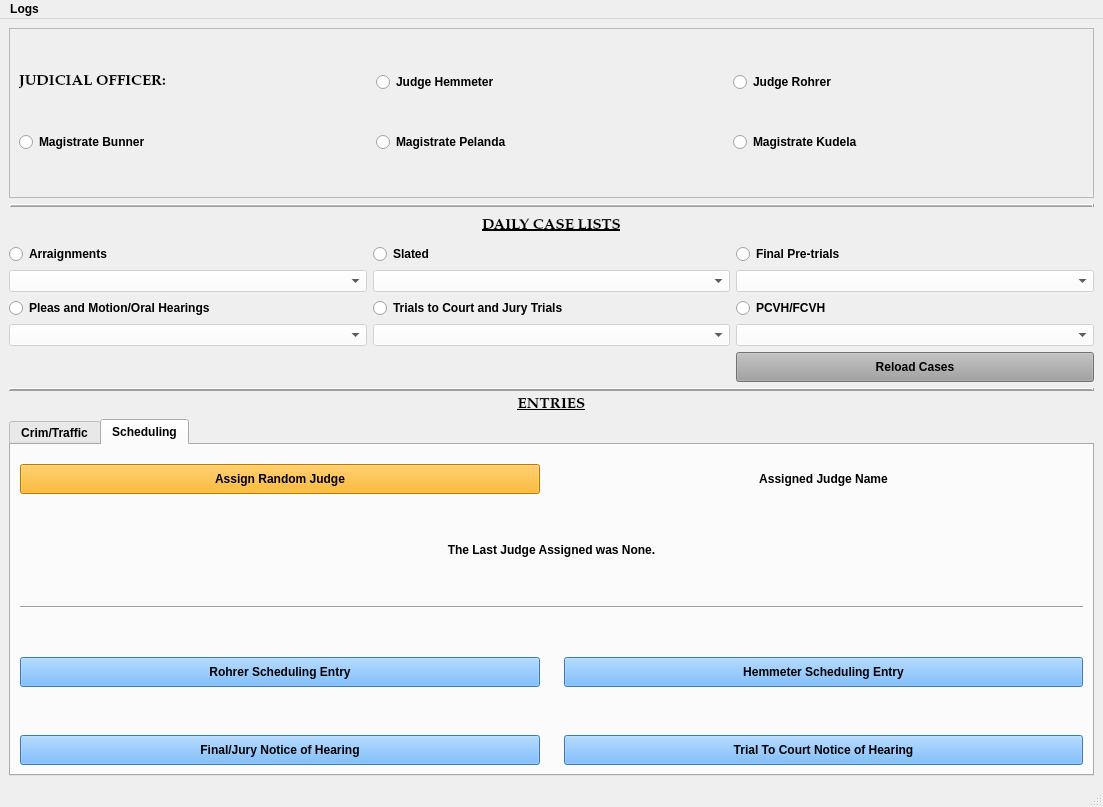
Above: package/views/ui/MainWindow.ui from HunterProgram22/MuniEntry before the change. Below: the same form after it.
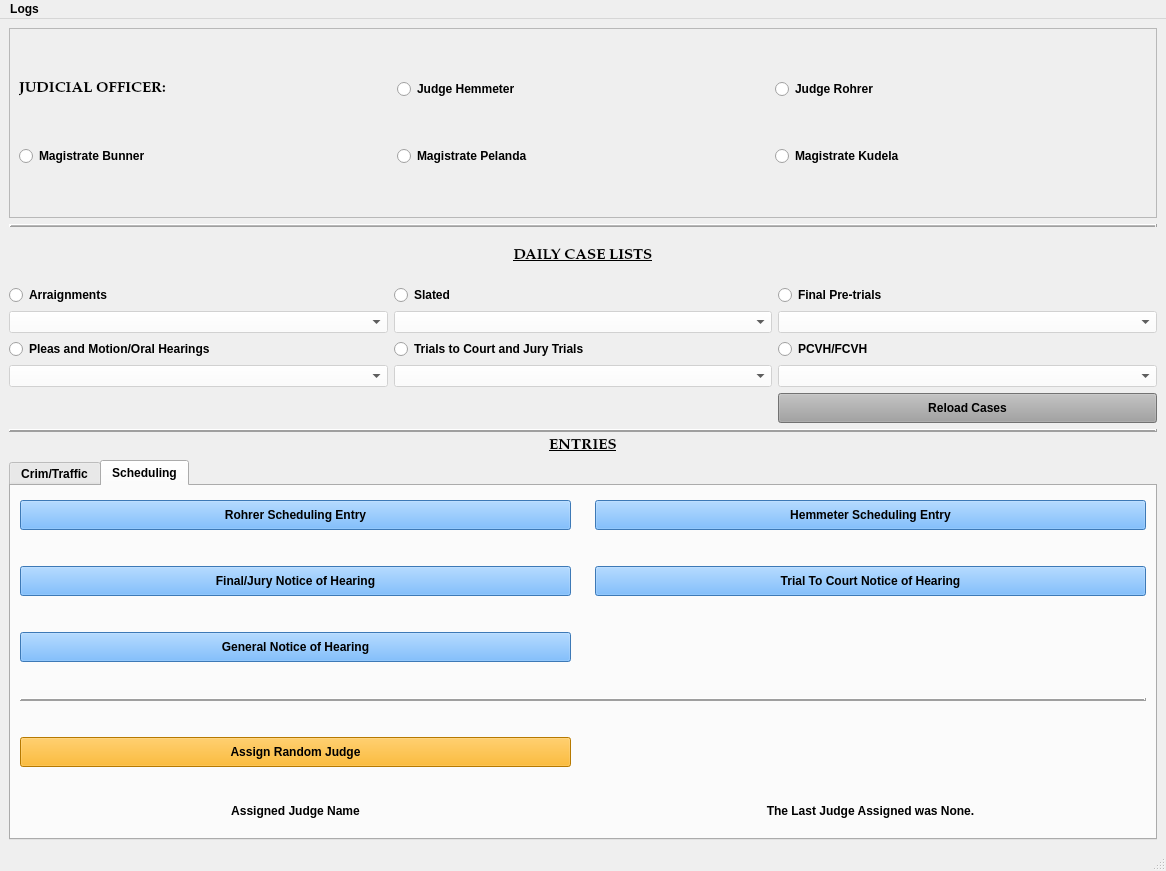
That is the form after the change. Custom widgets are drawn as their Qt base class.

Commit message: Final and General Notices opening.

```diff
--- a/package/views/ui/MainWindow.ui
+++ b/package/views/ui/MainWindow.ui
@@ -6,8 +6,8 @@
    <rect>
     <x>0</x>
     <y>0</y>
-    <width>1103</width>
-    <height>807</height>
+    <width>1166</width>
+    <height>871</height>
    </rect>
   </property>
   <property name="minimumSize">
@@ -706,53 +706,20 @@
          </attribute>
          <layout class="QGridLayout" name="gridLayout_7">
           <item row="0" column="0">
-           <layout class="QGridLayout" name="gridLayout_4" rowstretch="3,2,1,3,3">
-            <property name="sizeConstraint">
-             <enum>QLayout::SetDefaultConstraint</enum>
-            </property>
+           <layout class="QGridLayout" name="gridLayout_4" rowstretch="2,2,2,0,2,2">
             <property name="topMargin">
+             <number>5</number>
+            </property>
+            <property name="bottomMargin">
              <number>10</number>
             </property>
             <property name="horizontalSpacing">
              <number>24</number>
             </property>
             <property name="verticalSpacing">
-             <number>48</number>
+             <number>36</number>
             </property>
             <item row="0" column="0">
-             <widget class="QPushButton" name="random_judge_Button">
-              <property name="minimumSize">
-               <size>
-                <width>120</width>
-                <height>30</height>
-               </size>
-              </property>
-              <property name="styleSheet">
-               <string notr="true">background-color: rgb(255, 170, 0);</string>
-              </property>
-              <property name="text">
-               <string>Assign Random Judge</string>
-              </property>
-             </widget>
-            </item>
-            <item row="0" column="1">
-             <widget class="QLabel" name="assign_judge_label">
-              <property name="text">
-               <string>Assigned Judge Name</string>
-              </property>
-              <property name="alignment">
-               <set>Qt::AlignCenter</set>
-              </property>
-             </widget>
-            </item>
-            <item row="2" column="0" colspan="2">
-             <widget class="Line" name="line_3">
-              <property name="orientation">
-               <enum>Qt::Horizontal</enum>
-              </property>
-             </widget>
-            </item>
-            <item row="3" column="0">
              <widget class="QPushButton" name="rohrer_schedulingEntryButton">
               <property name="minimumSize">
                <size>
@@ -768,7 +735,7 @@
               </property>
              </widget>
             </item>
-            <item row="3" column="1">
+            <item row="0" column="1">
              <widget class="QPushButton" name="hemmeter_schedulingEntryButton">
               <property name="minimumSize">
                <size>
@@ -784,8 +751,8 @@
               </property>
              </widget>
             </item>
-            <item row="4" column="0">
-             <widget class="QPushButton" name="notice_of_hearingEntryButton">
+            <item row="1" column="0">
+             <widget class="QPushButton" name="final_jury_hearingEntryButton">
               <property name="minimumSize">
                <size>
                 <width>120</width>
@@ -800,7 +767,7 @@
               </property>
              </widget>
             </item>
-            <item row="4" column="1">
+            <item row="1" column="1">
              <widget class="QPushButton" name="trial_to_court_hearingEntryButton">
               <property name="minimumSize">
                <size>
@@ -816,7 +783,62 @@
               </property>
              </widget>
             </item>
-            <item row="1" column="0" colspan="2">
+            <item row="2" column="0">
+             <widget class="QPushButton" name="general_hearingEntryButton">
+              <property name="minimumSize">
+               <size>
+                <width>120</width>
+                <height>30</height>
+               </size>
+              </property>
+              <property name="styleSheet">
+               <string notr="true">background-color: rgb(85, 170, 255);</string>
+              </property>
+              <property name="text">
+               <string>General Notice of Hearing</string>
+              </property>
+             </widget>
+            </item>
+            <item row="3" column="0" colspan="2">
+             <widget class="Line" name="line_3">
+              <property name="frameShadow">
+               <enum>QFrame::Raised</enum>
+              </property>
+              <property name="lineWidth">
+               <number>2</number>
+              </property>
+              <property name="orientation">
+               <enum>Qt::Horizontal</enum>
+              </property>
+             </widget>
+            </item>
+            <item row="4" column="0">
+             <widget class="QPushButton" name="random_judge_Button">
+              <property name="minimumSize">
+               <size>
+                <width>120</width>
+                <height>30</height>
+               </size>
+              </property>
+              <property name="styleSheet">
+               <string notr="true">background-color: rgb(255, 170, 0);</string>
+              </property>
+              <property name="text">
+               <string>Assign Random Judge</string>
+              </property>
+             </widget>
+            </item>
+            <item row="5" column="0">
+             <widget class="QLabel" name="assign_judge_label">
+              <property name="text">
+               <string>Assigned Judge Name</string>
+              </property>
+              <property name="alignment">
+               <set>Qt::AlignCenter</set>
+              </property>
+             </widget>
+            </item>
+            <item row="5" column="1">
              <widget class="QLabel" name="last_judge_assigned_label">
               <property name="text">
                <string>The Last Judge Assigned was None.</string>
@@ -824,6 +846,9 @@
               <property name="alignment">
                <set>Qt::AlignCenter</set>
               </property>
+              <property name="margin">
+               <number>10</number>
+              </property>
              </widget>
             </item>
            </layout>
@@ -841,7 +866,7 @@
     <rect>
      <x>0</x>
      <y>0</y>
-     <width>1103</width>
+     <width>1166</width>
      <height>27</height>
     </rect>
    </property>
```
The commit also changes 9 other files.
